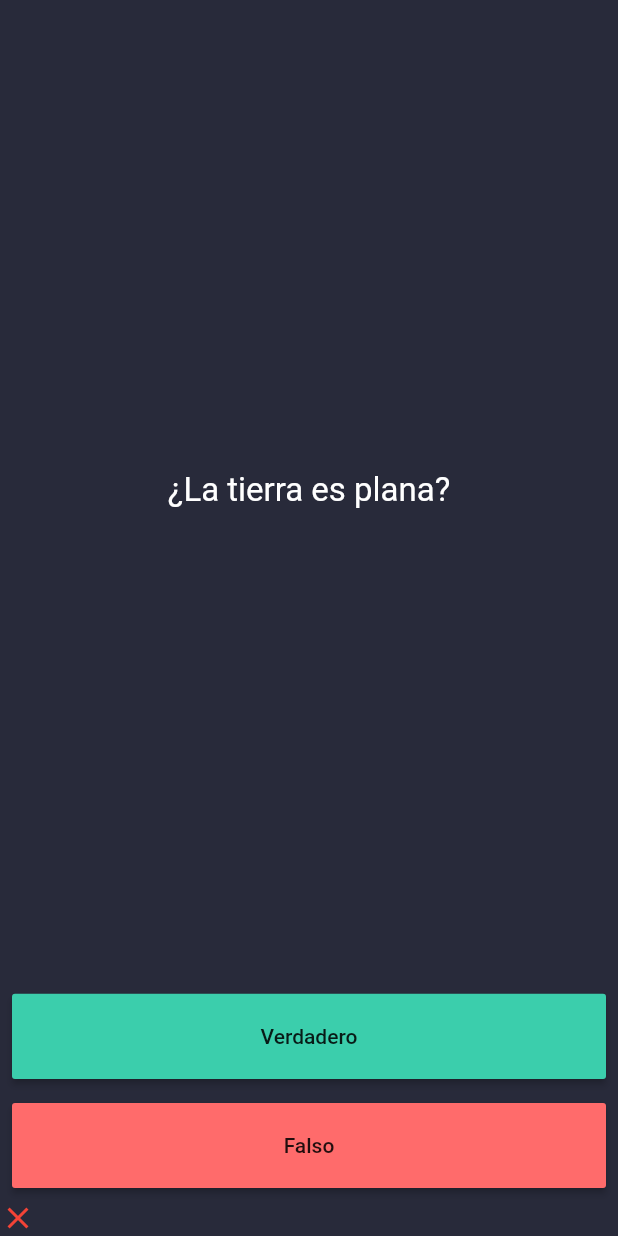
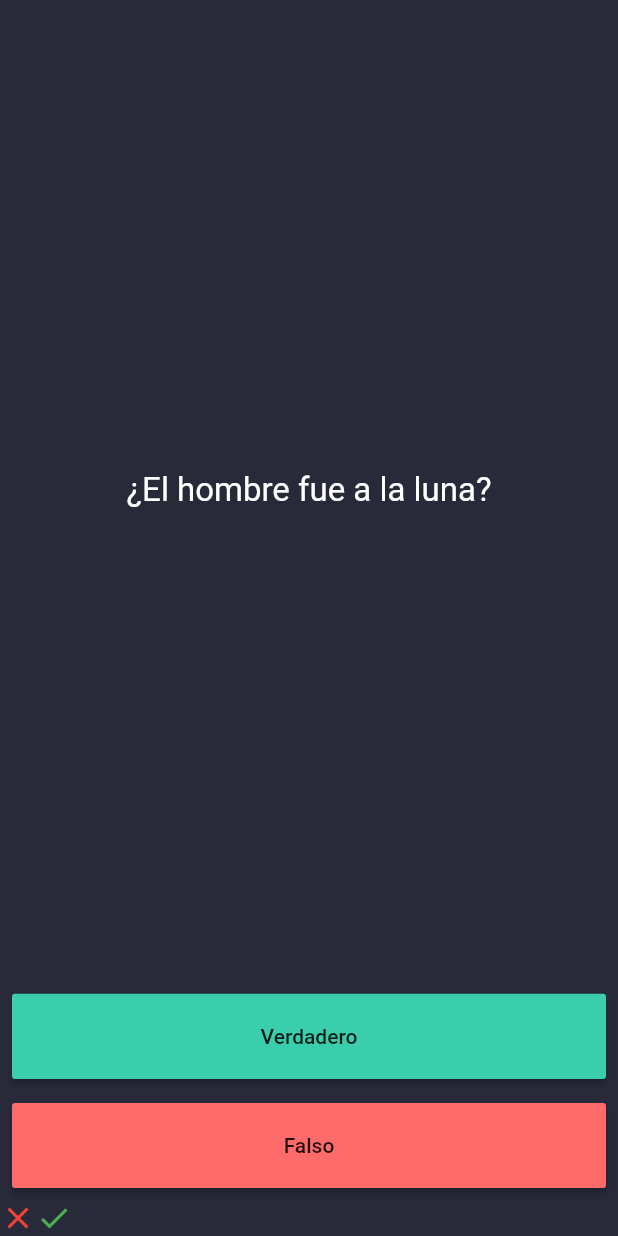
Before and after one commit to soniaja19/codigo_quiz, a Flutter app: the screen it shows after launch, after a tap on "Verdadero", after a tap on "Falso", on a phone screen of 412 x 824 dp. Run offline on Flutter 3.47's test engine with Material 2 defaults, Android fonts, the phone set to English and light mode, and no system bars.

Commit message:
mejorando el código

```diff
--- a/lib/home_page.dart
+++ b/lib/home_page.dart
@@ -1,3 +1,4 @@
+import 'package:codigo_quiz/question.dart';
 import 'package:flutter/material.dart';
 
 class HomePage extends StatefulWidget {
@@ -8,15 +9,29 @@ class HomePage extends StatefulWidget {
 class _HomePageState extends State<HomePage> {
   int questionNumber = 0;
 
-  List<String> question = [
-    "¿He dormido 8 horas?",
-    "¿La tierra es plana?",
-    "¿El hombre fue a la luna?",
-    "¿Ella me quieres?",
-    "¿He almorzado hoy días?",
+  List<Question> question = [
+    Question(questiontext: "¿He dormido 8 horas?", questionAnswer: false),
+    Question(questiontext: "¿La tierra es plana?", questionAnswer: false),
+    Question(questiontext: "¿El hombre fue a la luna?", questionAnswer: true),
+    Question(questiontext: "¿Ella me quieres?", questionAnswer: false),
+    Question(questiontext: "¿He almorzado hoy días?", questionAnswer: true),
   ];
 
-  List<bool> answers = [false, false, true, false, true];
+  // List<String> question = [
+  //   "¿He dormido 8 horas?",
+  //   "¿La tierra es plana?",
+  //   "¿El hombre fue a la luna?",
+  //   "¿Ella me quieres?",
+  //   "¿He almorzado hoy días?",
+  // ];
+
+  // List<bool> answers = [
+  //   false,
+  //   false,
+  //   true,
+  //   false,
+  //   true,
+  // ];
 
   List<Icon> scoreKeeper = [];
 
@@ -33,7 +48,7 @@ class _HomePageState extends State<HomePage> {
               child: Padding(
                 padding: const EdgeInsets.all(6.0),
                 child: Text(
-                  question[questionNumber],
+                  question[questionNumber].questiontext,
                   textAlign: TextAlign.center,
                   style: const TextStyle(
                     fontSize: 22.0,
@@ -58,7 +73,7 @@ class _HomePageState extends State<HomePage> {
               child: MaterialButton(
                 onPressed: () {
                   //Obtenemos la respuesta correcta de  la pregunta
-                  bool correctAnswer = answers[questionNumber];
+                  bool correctAnswer = question[questionNumber].questionAnswer;
 
                   //Comparamos la respuesta con el valor verdadero
                   if (correctAnswer == true) {
@@ -101,23 +116,25 @@ class _HomePageState extends State<HomePage> {
               padding: const EdgeInsets.all(8.0),
               child: MaterialButton(
                 onPressed: () {
-                  // bool correctAnswer = answers[questionNumber];
-                  // if (correctAnswer == false) {
-                  // print("La respuesta es correcta: $correctAnswer");
-                  //   scoreKeeper.add(
-                  //     const Icon(
-                  //       Icons.check,
-                  //       color: Colors.green,
-                  //     ),
-                  //   );
-                  // } else {
-                  //   scoreKeeper.add(
-                  //     const Icon(
-                  //       Icons.close,
-                  //       color: Colors.red,
-                  //    ),
-                  // );
-                  //  }
+                  bool correctAnswer = question[questionNumber].questionAnswer;
+                  if (correctAnswer == false) {
+                    //print("La respuesta es correcta: $correctAnswer");
+                    scoreKeeper.add(
+                      const Icon(
+                        Icons.check,
+                        color: Colors.green,
+                      ),
+                    );
+                  } else {
+                    scoreKeeper.add(
+                      const Icon(
+                        Icons.close,
+                        color: Colors.red,
+                      ),
+                    );
+                  }
+                  setState(() {});
+                  questionNumber++;
                 },
                 color: const Color(0xffff6b6b),
                 child: const Text(
--- /dev/null
+++ b/lib/question.dart
@@ -0,0 +1,9 @@
+class Question {
+  String questiontext;
+  bool questionAnswer;
+
+  Question({
+    required this.questiontext,
+    required this.questionAnswer,
+  });
+}
```
Also changed, not shown: lib/quiz_brain.dart (added).
